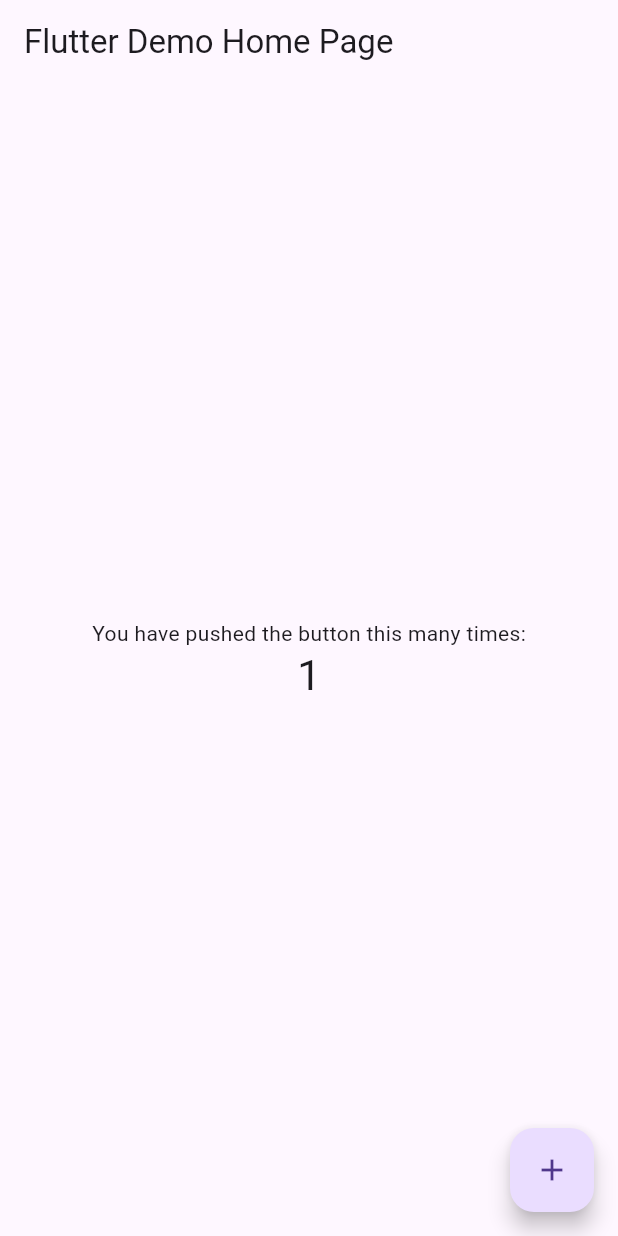
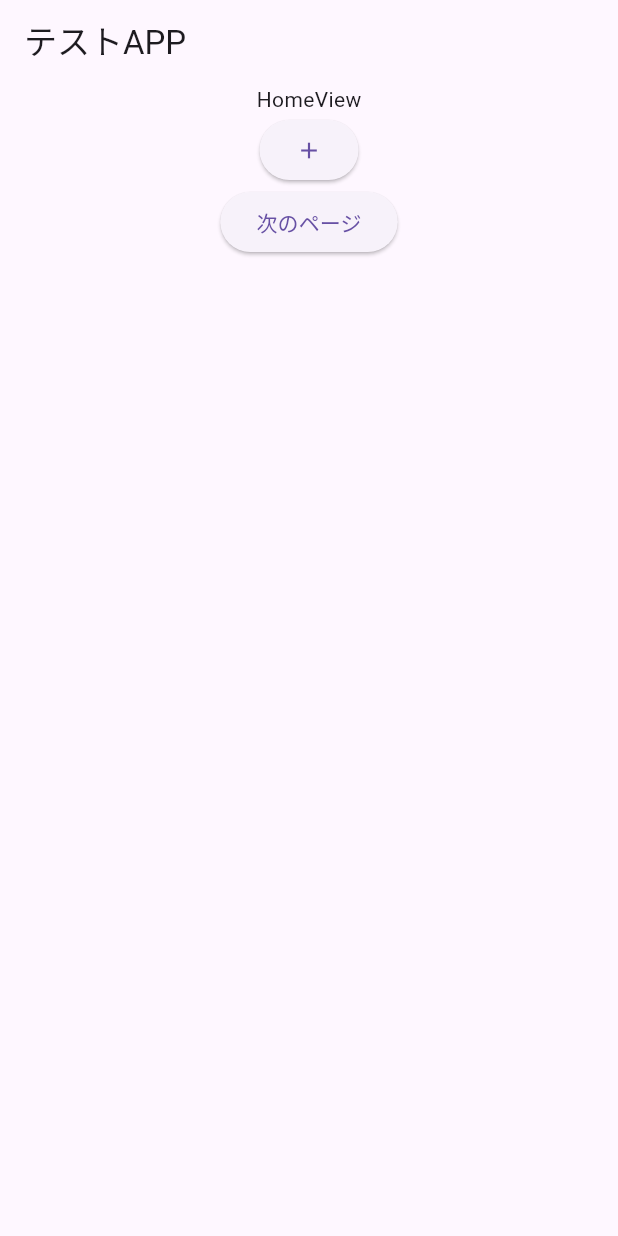
Before and after one commit to hitodeman/every_items_mng, a Flutter app: the screen it shows after launch, after a tap on the "add" icon, on a phone screen of 412 x 824 dp. Run offline on Flutter 3.47's test engine with Material 3 defaults, Android fonts, the phone set to English and light mode, and no system bars; our stand-ins replace go_router, hooks_riverpod.

Commit message:
一時保存

```diff
--- a/lib/main.dart
+++ b/lib/main.dart
@@ -1,112 +1,12 @@
 import 'package:flutter/material.dart';
+import 'package:hooks_riverpod/hooks_riverpod.dart';
 
-void main() => runApp(const MyApp());
+import 'view/myapp.dart';
 
-class MyApp extends StatelessWidget {
-  const MyApp({super.key});
-
-  // This widget is the root of your application.
-  @override
-  Widget build(BuildContext context) {
-    return MaterialApp(
-      title: 'Flutter Demo',
-      theme: ThemeData(
-        // This is the theme of your application.
-        //
-        // Try running your application with "flutter run". You'll see the
-        // application has a blue toolbar. Then, without quitting the app, try
-        // changing the primarySwatch below to Colors.green and then invoke
-        // "hot reload" (press "r" in the console where you ran "flutter run",
-        // or press Run > Flutter Hot Reload in a Flutter IDE). Notice that the
-        // counter didn't reset back to zero; the application is not restarted.
-        primarySwatch: Colors.blue,
-      ),
-      home: const MyHomePage(title: 'Flutter Demo Home Page'),
-    );
-  }
+void main() {
+  runApp(
+    const ProviderScope(
+      child: MyApp(),
+    ),
+  );
 }
-
-class MyHomePage extends StatefulWidget {
-  const MyHomePage({super.key, required this.title});
-
-  // This widget is the home page of your application. It is stateful, meaning
-  // that it has a State object (defined below) that contains fields that affect
-  // how it looks.
-
-  // This class is the configuration for the state. It holds the values (in this
-  // case the title) provided by the parent (in this case the App widget) and
-  // used by the build method of the State. Fields in a Widget subclass are
-  // always marked "final".
-
-  final String title;
-
-  @override
-  State<MyHomePage> createState() => _MyHomePageState();
-}
-
-class _MyHomePageState extends State<MyHomePage> {
-  int _counter = 0;
-
-  void _incrementCounter() {
-    setState(() {
-      // This call to setState tells the Flutter framework that something has
-      // changed in this State, which causes it to rerun the build method below
-      // so that the display can reflect the updated values. If we changed
-      // _counter without calling setState(), then the build method would not be
-      // called again, and so nothing would appear to happen.
-      _counter++;
-    });
-  }
-
-  @override
-  Widget build(BuildContext context) {
-    // This method is rerun every time setState is called, for instance as done
-    // by the _incrementCounter method above.
-    //
-    // The Flutter framework has been optimized to make rerunning build methods
-    // fast, so that you can just rebuild anything that needs updating rather
-    // than having to individually change instances of widgets.
-    return Scaffold(
-      appBar: AppBar(
-        // Here we take the value from the MyHomePage object that was created by
-        // the App.build method, and use it to set our appbar title.
-        title: Text(widget.title),
-      ),
-      body: Center(
-        // Center is a layout widget. It takes a single child and positions it
-        // in the middle of the parent.
-        child: Column(
-          // Column is also a layout widget. It takes a list of children and
-          // arranges them vertically. By default, it sizes itself to fit its
-          // children horizontally, and tries to be as tall as its parent.
-          //
-          // Invoke "debug painting" (press "p" in the console, choose the
-          // "Toggle Debug Paint" action from the Flutter Inspector in Android
-          // Studio, or the "Toggle Debug Paint" command in Visual Studio Code)
-          // to see the wireframe for each widget.
-          //
-          // Column has various properties to control how it sizes itself and
-          // how it positions its children. Here we use mainAxisAlignment to
-          // center the children vertically; the main axis here is the vertical
-          // axis because Columns are vertical (the cross axis would be
-          // horizontal).
-          mainAxisAlignment: MainAxisAlignment.center,
-          children: <Widget>[
-            const Text(
-              'You have pushed the button this many times:',
-            ),
-            Text(
-              '$_counter',
-              style: Theme.of(context).textTheme.headlineMedium,
-            ),
-          ],
-        ),
-      ),
-      floatingActionButton: FloatingActionButton(
-        onPressed: _incrementCounter,
-        tooltip: 'Increment',
-        child: const Icon(Icons.add),
-      ), // This trailing comma makes auto-formatting nicer for build methods.
-    );
-  }
-}
--- /dev/null
+++ b/lib/router/router.dart
@@ -0,0 +1,29 @@
+import 'package:flutter/material.dart';
+import 'package:go_router/go_router.dart';
+import 'package:hooks_riverpod/hooks_riverpod.dart';
+
+import '../view/view_base.dart';
+import '../view/view_home.dart';
+import '../view/view_setting.dart';
+
+final routerProvider = Provider((ref) => GoRouter(
+      initialLocation: '/',
+      routes: [
+        ShellRoute(
+          builder: (BuildContext context, GoRouterState state, Widget child) =>
+              ViewBase(child: child),
+          routes: [
+            GoRoute(
+              path: '/',
+              builder: (BuildContext context, GoRouterState state) =>
+                  const ViewHome(),
+            ),
+            GoRoute(
+              path: '/sub',
+              builder: (BuildContext context, GoRouterState state) =>
+                  const ViewSetting(),
+            ),
+          ],
+        ),
+      ],
+    ));
--- /dev/null
+++ b/lib/view/myapp.dart
@@ -0,0 +1,19 @@
+import 'package:flutter/material.dart';
+import 'package:hooks_riverpod/hooks_riverpod.dart';
+
+import '../router/router.dart';
+
+class MyApp extends HookConsumerWidget {
+  const MyApp({super.key});
+
+  @override
+  Widget build(BuildContext context, WidgetRef ref) {
+    final router = ref.read(routerProvider);
+    return MaterialApp.router(
+      routeInformationProvider: router.routeInformationProvider,
+      routeInformationParser: router.routeInformationParser,
+      routerDelegate: router.routerDelegate,
+      title: 'Sample App',
+    );
+  }
+}
--- /dev/null
+++ b/lib/view/view_base.dart
@@ -0,0 +1,17 @@
+import 'package:flutter/material.dart';
+import 'package:hooks_riverpod/hooks_riverpod.dart';
+
+class ViewBase extends HookConsumerWidget {
+  final Widget child;
+  const ViewBase({required this.child, Key? key}) : super(key: key);
+
+  @override
+  Widget build(BuildContext context, WidgetRef ref) {
+    return Scaffold(
+      appBar: AppBar(
+        title: const Text("テストAPP"),
+      ),
+      body: child,
+    );
+  }
+}
--- /dev/null
+++ b/lib/view/view_home.dart
@@ -0,0 +1,25 @@
+import 'package:flutter/material.dart';
+import 'package:go_router/go_router.dart';
+import 'package:hooks_riverpod/hooks_riverpod.dart';
+
+class ViewHome extends HookConsumerWidget {
+  const ViewHome({super.key});
+
+  @override
+  Widget build(BuildContext context, WidgetRef ref) {
+    return Column(
+      children: [
+        const Text("HomeView"),
+        // Text("COUNT : ${ref.watch(counterProvider).count}"),
+        ElevatedButton(
+          onPressed: () => {},
+          child: const Icon(Icons.add),
+        ),
+        ElevatedButton(
+          onPressed: () => context.push('/sub'),
+          child: const Text('次のページ'),
+        ),
+      ],
+    );
+  }
+}
--- /dev/null
+++ b/lib/view/view_setting.dart
@@ -0,0 +1,25 @@
+import 'package:flutter/material.dart';
+import 'package:go_router/go_router.dart';
+import 'package:hooks_riverpod/hooks_riverpod.dart';
+
+class ViewSetting extends HookConsumerWidget {
+  const ViewSetting({super.key});
+
+  @override
+  Widget build(BuildContext context, WidgetRef ref) {
+    return Column(
+      children: [
+        const Text("ViewSetting"),
+        // Text("COUNT : ${ref.watch(counterProvider).count}"),
+        ElevatedButton(
+          onPressed: () => {},
+          child: const Icon(Icons.add),
+        ),
+        ElevatedButton(
+          onPressed: () => context.pop(),
+          child: const Text('前のページ'),
+        )
+      ],
+    );
+  }
+}
--- a/pubspec.yaml
+++ b/pubspec.yaml
@@ -27,6 +27,8 @@ dependencies:
   # The following adds the Cupertino Icons font to your application.
   # Use with the CupertinoIcons class for iOS style icons.
   cupertino_icons: ^1.0.2
+  hooks_riverpod: ^2.6.1
+  go_router: ^14.6.2
 
 dev_dependencies:
   flutter_test:
```
Also changed, not shown: lib/repository/repo_common.dart (added), lib/repository/repo_firebase.dart (added), lib/repository/repo_helper.dart (added), pubspec.lock, 3 other files.
